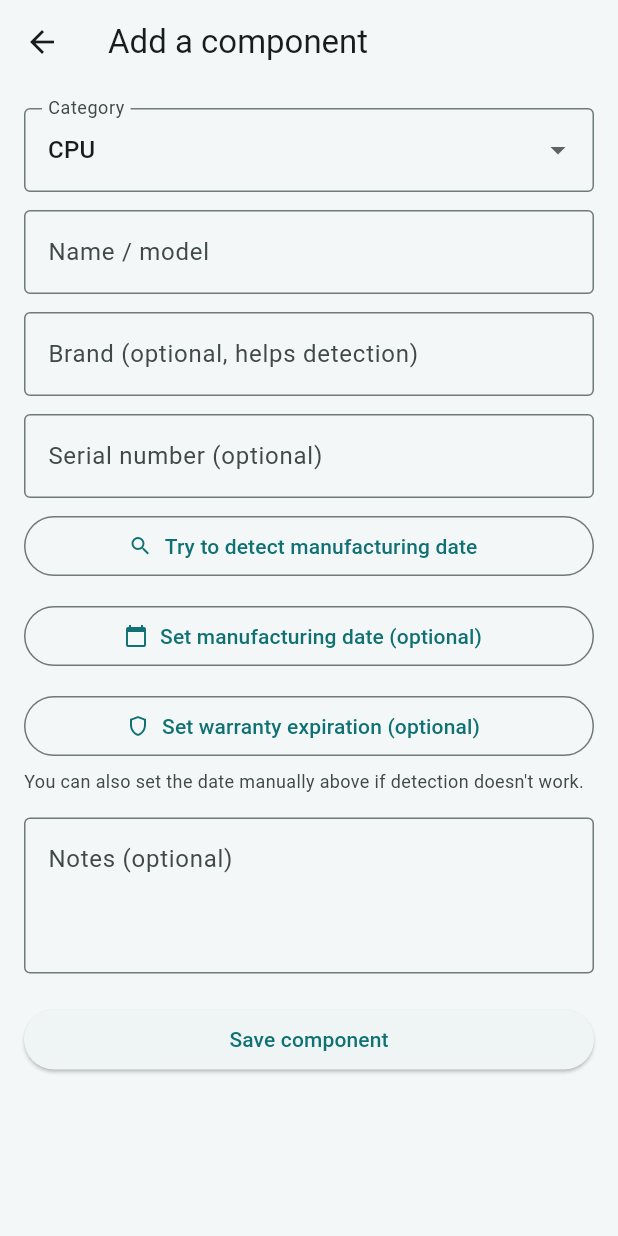
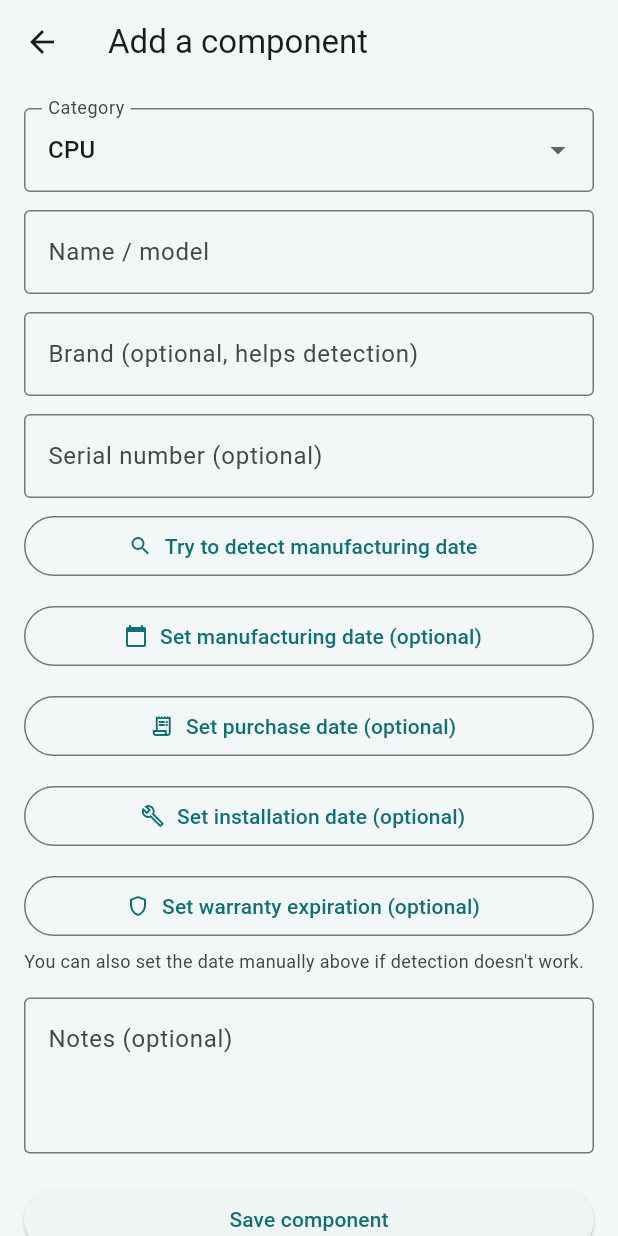
Before and after one commit to abi-cache/RigKeeper, a Flutter app: the AddComponentScreen screen opened directly with empty values, on a phone screen of 412 x 824 dp. Run offline on Flutter 3.47's test engine with Material 3 defaults, Android fonts, the phone set to English and light mode, and no system bars; our stand-ins replace image_picker, supabase_flutter; accounts and stored records are empty.

Commit message:
Add purchaseDate and installationDate fields to AddComponentScreen

```diff
--- a/lib/screens/add_component_screen.dart
+++ b/lib/screens/add_component_screen.dart
@@ -3,11 +3,6 @@ import '../main.dart';
 import '../models/component.dart';
 import '../services/serial_decoder.dart';
 
-/// Form for adding a component to a specific PC.
-///
-/// Takes [pcId] via the constructor so it knows which PC this new
-/// component belongs to — same pattern as PcDetailScreen receiving
-/// a whole VirtualPc earlier.
 /// Form for adding OR editing a component belonging to a specific PC.
 ///
 /// If [existingComponent] is null, this is "add" mode — an insert.
@@ -29,14 +24,15 @@ class AddComponentScreen extends StatefulWidget {
 }
 
 class _AddComponentScreenState extends State<AddComponentScreen> {
-  late final _nameController = TextEditingController(
-      text: widget.existingComponent?.name ?? '');
+  final _nameController = TextEditingController();
   final _serialController = TextEditingController();
   final _brandController = TextEditingController();
   final _notesController = TextEditingController();
   late String _category =
       widget.existingComponent?.category ?? componentCategories.first;
   DateTime? _manufacturingDate;
+  DateTime? _purchaseDate;
+  DateTime? _installationDate;
   DateTime? _warrantyDate;
   String? _decodeNote;
   bool _isSaving = false;
@@ -47,12 +43,14 @@ class _AddComponentScreenState extends State<AddComponentScreen> {
   @override
   void initState() {
     super.initState();
-    // Pre-fill the rest of the fields when editing.
     final existing = widget.existingComponent;
     if (existing != null) {
+      _nameController.text = existing.name;
       _serialController.text = existing.serialNumber ?? '';
       _notesController.text = existing.notes ?? '';
       _manufacturingDate = existing.manufacturingDate;
+      _purchaseDate = existing.purchaseDate;
+      _installationDate = existing.installationDate;
       _warrantyDate = existing.warrantyExpiration;
     }
   }
@@ -103,6 +101,21 @@ class _AddComponentScreenState extends State<AddComponentScreen> {
     }
   }
 
+  /// Generic date picker used for Purchase Date and Installation Date
+  /// — both work the same way (pick a past date, store it), so one
+  /// shared method avoids duplicating near-identical code twice.
+  Future<void> _pickGenericDate(void Function(DateTime) onPicked) async {
+    final picked = await showDatePicker(
+      context: context,
+      initialDate: DateTime.now(),
+      firstDate: DateTime(2000),
+      lastDate: DateTime.now(),
+    );
+    if (picked != null) {
+      setState(() => onPicked(picked));
+    }
+  }
+
   Future<void> _save() async {
     final name = _nameController.text.trim();
     if (name.isEmpty) {
@@ -124,6 +137,8 @@ class _AddComponentScreenState extends State<AddComponentScreen> {
             ? null
             : _serialController.text.trim(),
         'manufacturing_date': _manufacturingDate?.toIso8601String(),
+        'purchase_date': _purchaseDate?.toIso8601String(),
+        'installation_date': _installationDate?.toIso8601String(),
         'warranty_expiration': _warrantyDate?.toIso8601String(),
         'notes': _notesController.text.trim().isEmpty
             ? null
@@ -235,6 +250,26 @@ class _AddComponentScreenState extends State<AddComponentScreen> {
             ),
             const SizedBox(height: 12),
             OutlinedButton.icon(
+              onPressed: () => _pickGenericDate((d) => _purchaseDate = d),
+              icon: const Icon(Icons.receipt_long_outlined, size: 16),
+              label: Text(
+                _purchaseDate == null
+                    ? 'Set purchase date (optional)'
+                    : 'Purchased: ${_purchaseDate!.year}-${_purchaseDate!.month.toString().padLeft(2, '0')}-${_purchaseDate!.day.toString().padLeft(2, '0')}',
+              ),
+            ),
+            const SizedBox(height: 12),
+            OutlinedButton.icon(
+              onPressed: () => _pickGenericDate((d) => _installationDate = d),
+              icon: const Icon(Icons.build_outlined, size: 16),
+              label: Text(
+                _installationDate == null
+                    ? 'Set installation date (optional)'
+                    : 'Installed: ${_installationDate!.year}-${_installationDate!.month.toString().padLeft(2, '0')}-${_installationDate!.day.toString().padLeft(2, '0')}',
+              ),
+            ),
+            const SizedBox(height: 12),
+            OutlinedButton.icon(
               onPressed: _pickWarrantyDate,
               icon: const Icon(Icons.shield_outlined, size: 16),
               label: Text(
```
